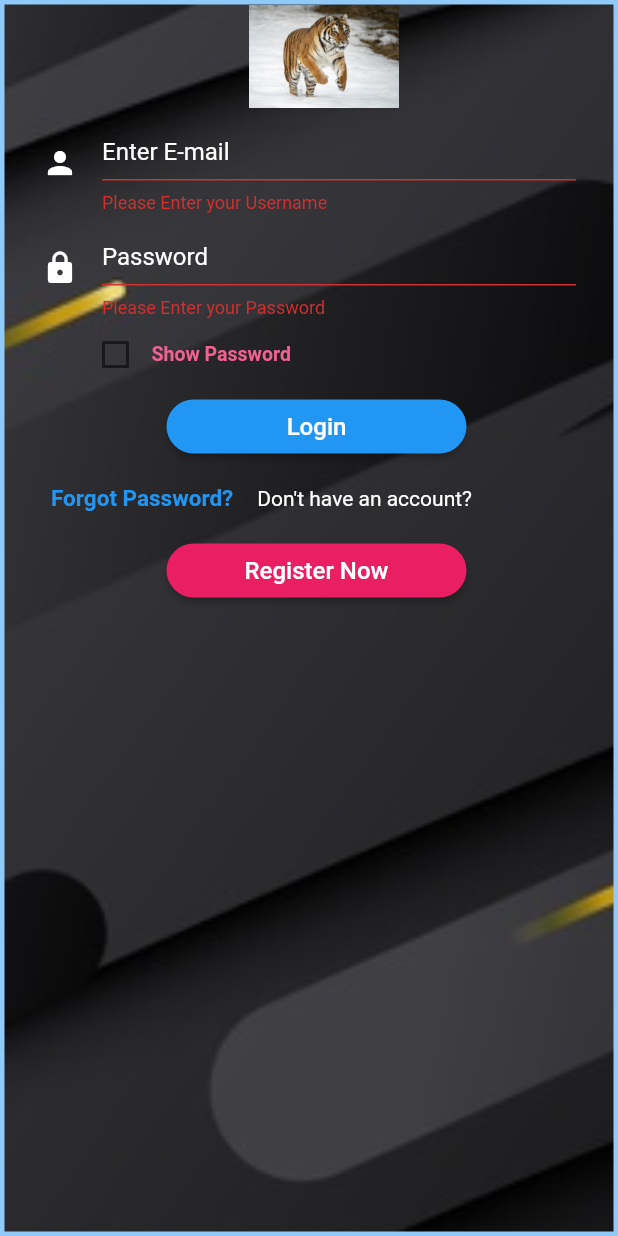
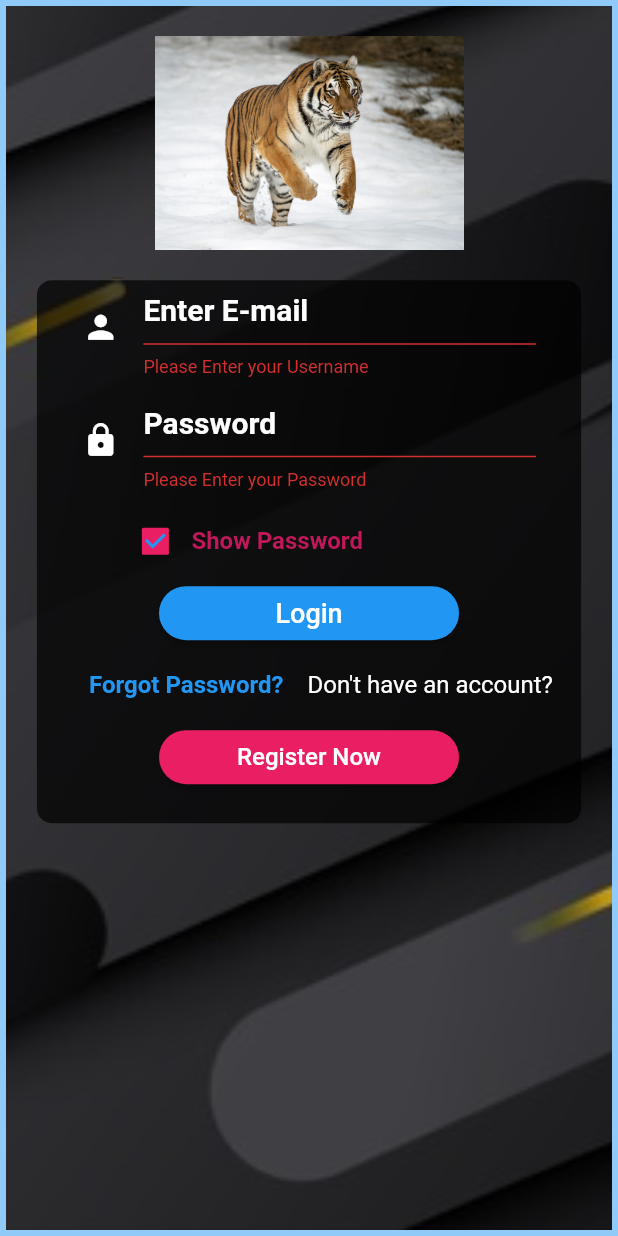
Before and after one commit to jinosh05/Awesome-Flutter-Login-Page, a Flutter app: the screen it shows after launch, after a tap on "Login", on a phone screen of 412 x 824 dp. Run offline on Flutter 3.47's test engine with Material 2 defaults, Android fonts, the phone set to English and light mode, and no system bars.

Commit message:
improved one

```diff
--- a/lib/main.dart
+++ b/lib/main.dart
@@ -1,12 +1,10 @@
 import 'package:flutter/material.dart';
 
 void main() {
-  runApp(new MaterialApp(
+  runApp(MaterialApp(
     home: LoginScreen(),
   ));
 }
-
-
 
 class LoginScreen extends StatefulWidget {
   @override
@@ -15,16 +13,19 @@ class LoginScreen extends StatefulWidget {
 
 class _LoginScreenState extends State<LoginScreen> {
   final formkey = GlobalKey<FormState>();
-  bool checkboxvalue = false;
+  bool checkboxvalue = true;
   @override
   Widget build(BuildContext context) {
+    double width = MediaQuery.of(context).size.width;
     return Scaffold(
       body: SafeArea(
+        child: SingleChildScrollView(
           child: Container(
+            height: MediaQuery.of(context).size.height,
             decoration: BoxDecoration(
                 border: Border.all(
                   color: Colors.blue[200],
-                width: 3,
+                  width: 4,
                 ),
                 image: DecorationImage(
                     image: AssetImage(
@@ -34,25 +35,39 @@ class _LoginScreenState extends State<LoginScreen> {
             child: Column(
               crossAxisAlignment: CrossAxisAlignment.start,
               children: [
+                SizedBox(
+                  height: 20,
+                ),
                 Row(
                   mainAxisAlignment: MainAxisAlignment.center,
                   children: [
-                  Padding(padding: EdgeInsets.only(left: 10, right: 10)),
                     Image(
                       image: AssetImage("img/logo.png"),
-                    width: 100,
+                      width: width / 2,
                     ),
                   ],
                 ),
+                SizedBox(
+                  height: 20,
+                ),
+                Container(
+                  padding: EdgeInsets.symmetric(horizontal: 5, vertical: 20),
+                  margin: EdgeInsets.symmetric(horizontal: width * 0.05),
+                  alignment: Alignment.center,
+                  decoration: BoxDecoration(
+                      color: Colors.black.withOpacity(0.70),
+                      borderRadius: BorderRadius.circular(10)),
+                  child: Column(
+                    children: [
                       Form(
                           key: formkey,
                           child: Column(
                             children: [
                               Container(
-                        height: 95,
-                        padding: EdgeInsets.all(25),
+                                height: 45,
+                                margin: EdgeInsets.only(bottom: 30,),
+                                padding: EdgeInsets.symmetric(horizontal: 25),
                                 child: TextFormField(
-                          // ignore: missing_return
                                   validator: (value) {
                                     if (value.isEmpty) {
                                       return "Please Enter your Username";
@@ -61,26 +76,33 @@ class _LoginScreenState extends State<LoginScreen> {
                                     } else if (value.length <= 5) {
                                       return "Name too short";
                                     }
+                                    return null;
                                   },
+                                  style: TextStyle(
+                                      color: Colors.white,
+                                      fontWeight: FontWeight.bold,
+                                      fontSize: 20),
                                   decoration: InputDecoration(
                                     icon: Icon(
                                       Icons.person,
+                                      size: 25,
                                       color: Colors.white,
                                     ),
                                     hintText: "Enter E-mail",
-                            hintStyle: TextStyle(color: Colors.white),
+                                    hintStyle: TextStyle(
+                                        color: Colors.white, fontSize: 20),
                                     enabledBorder: OutlineInputBorder(
-                                borderSide:
-                                    BorderSide(color: Colors.white, width: 1.0),
-                                borderRadius: BorderRadius.circular(25)),
+                                        borderSide: BorderSide(
+                                            color: Colors.white, width: 1.0),
+                                        borderRadius:
+                                            BorderRadius.circular(25)),
                                   ),
                                 ),
                               ),
                               Container(
                                 height: 45,
-                        padding: EdgeInsets.only(left: 25, right: 25),
+                                padding: EdgeInsets.symmetric(horizontal: 25),
                                 child: TextFormField(
-                          // ignore: missing_return
                                   validator: (value) {
                                     if (value.isEmpty) {
                                       return "Please Enter your Password";
@@ -89,35 +111,45 @@ class _LoginScreenState extends State<LoginScreen> {
                                     } else if (value.length <= 5) {
                                       return "Password too short";
                                     }
+                                    return null;
                                   },
-
+                                  style: TextStyle(
+                                      color: Colors.white,
+                                      fontWeight: FontWeight.bold,
+                                      fontSize: 20),
                                   obscureText: !checkboxvalue,
                                   decoration: InputDecoration(
                                     icon: Icon(
                                       Icons.lock,
+                                      size: 25,
                                       color: Colors.white,
                                     ),
                                     hintText: "Password",
-                            hintStyle: TextStyle(color: Colors.white),
+                                    hintStyle: TextStyle(
+                                        color: Colors.white, fontSize: 20),
                                     enabledBorder: OutlineInputBorder(
-                                borderSide:
-                                    BorderSide(color: Colors.white, width: 1.0),
-                                borderRadius: BorderRadius.circular(25)),
+                                        borderSide: BorderSide(
+                                            color: Colors.white, width: 1.0),
+                                        borderRadius:
+                                            BorderRadius.circular(25)),
                                   ),
                                 ),
                               ),
                             ],
                           )),
                       Container(
-                padding: EdgeInsets.only(
-                  right: 20,
-                ),
+                        padding: EdgeInsets.only(right: 20, top: 10),
                         child: Row(
                           mainAxisAlignment: MainAxisAlignment.start,
                           children: [
-                    Padding(padding: EdgeInsets.only(left: 50)),
+                            SizedBox(
+                              width: 50,
+                            ),
                             Checkbox(
                               value: checkboxvalue,
+                              focusColor: Colors.pink,
+                              hoverColor: Colors.pink,
+                              activeColor: Colors.pink,
                               onChanged: (value) {
                                 setState(() {
                                   checkboxvalue = value;
@@ -127,17 +159,15 @@ class _LoginScreenState extends State<LoginScreen> {
                             ),
                             Text("Show Password",
                                 style: TextStyle(
-                            color: Colors.pink[300],
-                            fontSize: 13,
-                            fontWeight: FontWeight.w600)),
+                                    color: Colors.pink[700],
+                                    fontWeight: FontWeight.bold,
+                                    fontSize: 16)),
                           ],
                         ),
                       ),
                       Row(
                         mainAxisAlignment: MainAxisAlignment.center,
-                mainAxisSize: MainAxisSize.max,
                         children: [
-                  Padding(padding: EdgeInsets.only(left: 5, right: 5)),
                           Container(
                             width: 200,
                             child: RaisedButton(
@@ -148,7 +178,7 @@ class _LoginScreenState extends State<LoginScreen> {
                               },
                               child: Text(
                                 "Login",
-                        style: TextStyle(fontSize: 16),
+                                style: TextStyle(fontSize: 18),
                               ),
                               color: Colors.blue,
                               textColor: Colors.white,
@@ -159,8 +189,8 @@ class _LoginScreenState extends State<LoginScreen> {
                         ],
                       ),
                       Row(
+                        mainAxisAlignment: MainAxisAlignment.center,
                         children: [
-                  Padding(padding: EdgeInsets.only(top: 25, left: 15)),
                           RaisedButton(
                             elevation: 0,
                             onPressed: () {},
@@ -169,25 +199,25 @@ class _LoginScreenState extends State<LoginScreen> {
                               "Forgot Password?",
                               style: TextStyle(
                                   color: Colors.blue,
-                          fontSize: 15,
+                                  fontSize: 16,
                                   fontWeight: FontWeight.bold),
                             ),
                           ),
                           Text("Don't have an account?",
-                      style: TextStyle(color: Colors.white)),
+                              style: TextStyle(
+                                color: Colors.white,
+                                fontSize: 16,
+                              )),
                         ],
                       ),
                       Row(
                         mainAxisAlignment: MainAxisAlignment.center,
                         mainAxisSize: MainAxisSize.max,
                         children: [
-                  Padding(padding: EdgeInsets.only(left: 5, right: 5)),
                           Container(
                             width: 200,
                             child: RaisedButton(
-                      onPressed: () {
-
-                      },
+                              onPressed: () {},
                               child: Text(
                                 "Register Now",
                                 style: TextStyle(fontSize: 16),
@@ -203,6 +233,10 @@ class _LoginScreenState extends State<LoginScreen> {
                     ],
                   ),
                 ),
+              ],
+            ),
+          ),
+        ),
       ),
     );
   }
```
Lines whose indentation alone changed are shown as unchanged.
